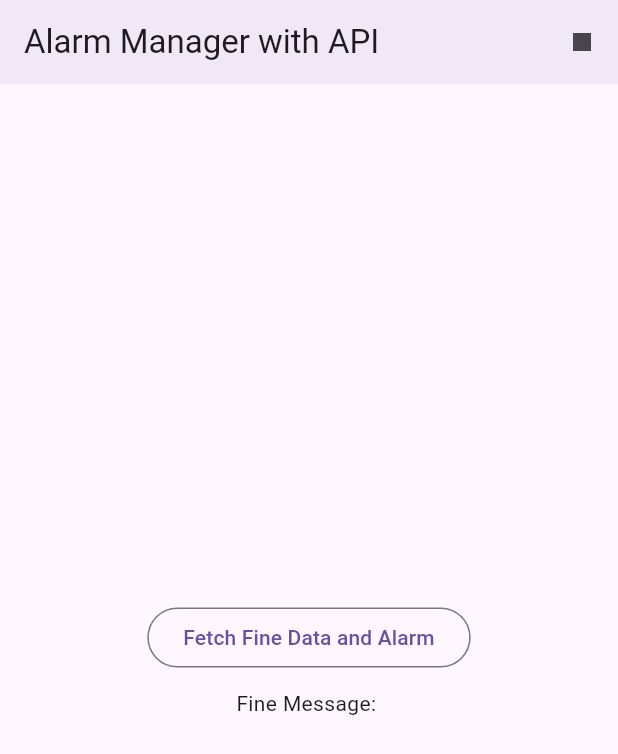
After one commit to MHMMDDzaki/early_warning_system, a Flutter app: the screen it shows after launch, after a tap on "Fetch Fine Data and Alarm", on a phone screen of 412 x 824 dp. The commit adds this screen. Shown: the top 754 px of the screen. Run offline on Flutter 3.47's test engine with Material 3 defaults, Android fonts, the phone set to English and light mode, and no system bars; missing offline and left inert: android_alarm_manager_plus, flutter_ringtone_player, kiosk_mode; network calls fail.

Commit message:
update to use mvc method

```diff
--- /dev/null
+++ b/lib/controller/ControllerAlarm.dart
@@ -0,0 +1,77 @@
+import 'package:android_alarm_manager_plus/android_alarm_manager_plus.dart';
+import 'package:flutter_ringtone_player/flutter_ringtone_player.dart';
+import 'package:kiosk_mode/kiosk_mode.dart';
+import 'package:http/http.dart' as http;
+import 'dart:convert';
+import '../model/ModelAlarm.dart';
+
+class ControllerAlarm {
+  ModelAlarm? _modelAlarm;
+
+  startAlarm() {
+    print('alarm start');
+    FlutterRingtonePlayer().play(
+      fromAsset: "assets/duarr.mp3",
+      looping: true,
+    );
+  }
+
+  stopAlarm() {
+    print('alarm stop');
+    FlutterRingtonePlayer().stop();
+  }
+
+  Future<void> scheduleAlarm() async {
+    await AndroidAlarmManager.oneShot(
+      const Duration(microseconds: 0),
+      0,
+      startAlarm(),
+      rescheduleOnReboot: true,
+      exact: true,
+      wakeup: true,
+    );
+  }
+
+  Future<void> scheduleCancelAlarm() async {
+    await AndroidAlarmManager.oneShot(
+      const Duration(microseconds: 0),
+      0,
+      stopAlarm(),
+      rescheduleOnReboot: true,
+      exact: true,
+      wakeup: true,
+    );
+  }
+
+  Future<void> enterKioskMode() async {
+    try {
+      await startKioskMode();
+    } catch (e) {
+      print("Error entering kiosk mode: $e");
+    }
+  }
+
+  Future<void> exitKioskMode() async {
+    try {
+      await stopKioskMode();
+    } catch (e) {
+      print("Error exiting kiosk mode: $e");
+    }
+  }
+
+  Future<String> fetchAlarmStatus() async {
+    try {
+      // final response = await http.get(Uri.parse('http://192.168.0.124:3000/api/fine'));
+      final response = await http.get(Uri.parse('http://192.168.1.68:3000/api/trouble'));
+      if (response.statusCode == 200) {
+        final data = jsonDecode(response.body);
+        _modelAlarm = ModelAlarm.fromJson(data);
+        return double.parse(_modelAlarm!.message) < 350 ? 'aman' : 'ga aman';
+      } else {
+        throw Exception('Failed to load fine data');
+      }
+    } catch (e) {
+      throw Exception('Error: $e');
+    }
+  }
+}
--- /dev/null
+++ b/lib/model/ModelAlarm.dart
@@ -0,0 +1,13 @@
+class ModelAlarm {
+ String message;
+ String timestamp;
+
+ ModelAlarm({required this.message, required this.timestamp});
+
+ factory ModelAlarm.fromJson(Map<String, dynamic> json) {
+   return ModelAlarm(
+     message: json['message'],
+     timestamp: json['timestamp']
+   );
+ }
+}
--- /dev/null
+++ b/lib/view/ViewAlarm.dart
@@ -0,0 +1,56 @@
+import 'package:flutter/material.dart';
+import '../controller/ControllerAlarm.dart';
+
+class ViewAlarm extends StatefulWidget {
+  @override
+  _AlarmViewState createState() => _AlarmViewState();
+}
+
+class _AlarmViewState extends State<ViewAlarm> {
+  final ControllerAlarm _controller = ControllerAlarm();
+  String _tempMessage = '';
+
+  Future<void> _fetchAndHandleData() async {
+    String status = await _controller.fetchAlarmStatus();
+    setState(() {
+      _tempMessage = status;
+    });
+
+    if (status == 'ga aman') {
+      await _controller.enterKioskMode();
+      await _controller.scheduleAlarm();
+    }
+  }
+
+  @override
+  Widget build(BuildContext context) {
+    return Scaffold(
+      appBar: AppBar(
+        title: const Text('Alarm Manager with API'),
+        elevation: 4,
+        actions: [
+          IconButton(
+            onPressed: () async {
+              await _controller.exitKioskMode();
+              await _controller.scheduleCancelAlarm();
+            },
+            icon: const Icon(Icons.stop),
+          ),
+        ],
+      ),
+      body: Center(
+        child: Column(
+          mainAxisAlignment: MainAxisAlignment.center,
+          children: [
+            OutlinedButton(
+              child: Text('Fetch Fine Data and Alarm'),
+              onPressed: _fetchAndHandleData,
+            ),
+            SizedBox(height: 10),
+            Text('Fine Message: $_tempMessage'),
+          ],
+        ),
+      ),
+    );
+  }
+}
```
Also changed, not shown: lib/main.dart (+3 -115 lines).
